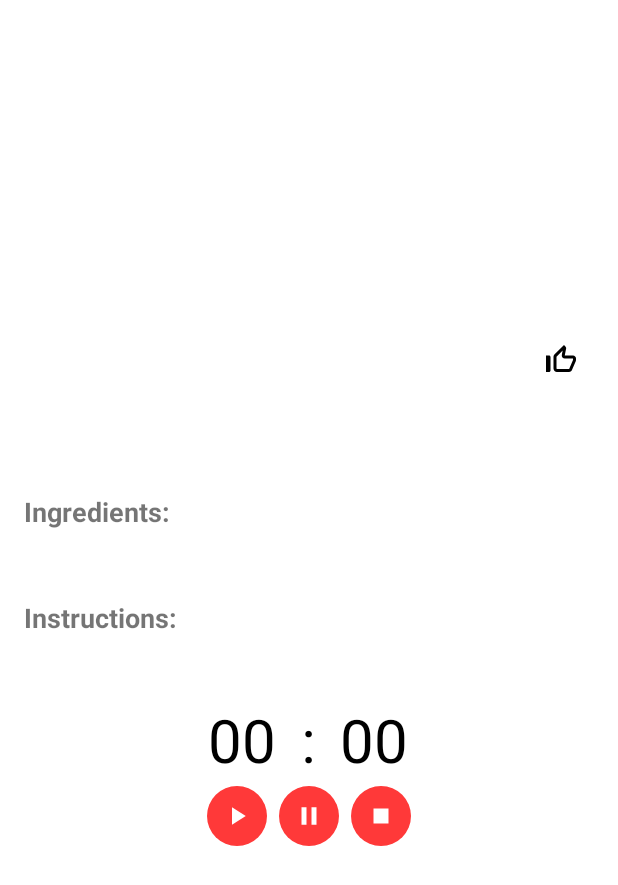
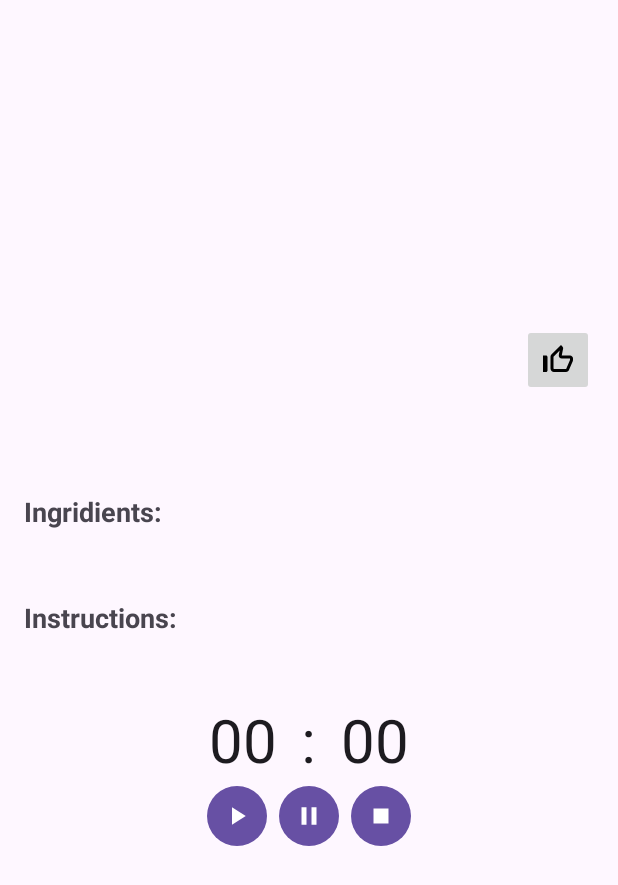
Before and after one commit to TMichaelan/mobile-applications-put, an Android app: the fragment MealDetailFragment placed in its activity, on a phone screen of 412 x 824 dp. Shown: the top 885 px of the screen. Run offline under Robolectric (Android 15) with nearby library versions, the phone set to English and light mode, and no system bars; our stand-ins replace Room's generated code; pictures from the network do not load; 8 statements that could not run were skipped.

Commit message:
fix errors

```diff
--- a/app/build.gradle
+++ b/app/build.gradle
@@ -47,7 +47,7 @@ apply plugin: 'kotlin-kapt'
 dependencies {
 
     def nav_version = "2.5.3"
-    def lifecycle_version = "2.4.0"
+    def lifecycle_version = "2.6.1"
     def room_version = "2.5.1"
     // Kotlin
     implementation "androidx.navigation:navigation-fragment-ktx:$nav_version"
@@ -58,14 +58,17 @@ dependencies {
 
     implementation 'androidx.core:core-ktx:1.10.0'
     implementation 'androidx.appcompat:appcompat:1.6.1'
-    implementation 'com.google.android.material:material:1.8.0'
+    implementation 'com.google.android.material:material:1.9.0'
     implementation 'androidx.constraintlayout:constraintlayout:2.1.4'
+
+
     testImplementation 'junit:junit:4.13.2'
     androidTestImplementation 'androidx.test.ext:junit:1.1.5'
     androidTestImplementation 'androidx.test.espresso:espresso-core:3.5.1'
 
 
-    //viewmodel
+
+    //view model
     implementation "androidx.lifecycle:lifecycle-viewmodel-ktx:$lifecycle_version"
     implementation 'androidx.lifecycle:lifecycle-extensions:2.2.0'
 
--- a/app/src/main/java/com/example/cookbook/MealDetailFragment.kt
+++ b/app/src/main/java/com/example/cookbook/MealDetailFragment.kt
@@ -76,7 +76,7 @@ class MealDetailFragment : Fragment() {
         mealInstructions.text = meal.strInstructions
 
         childFragmentManager.beginTransaction()
-            .replace(R.id.timer_fragment_container, timerFragment) // Замените контейнер на TimerFragment
+            .replace(R.id.timer_fragment_container, timerFragment)
             .commit()
 
         saveMealButton = view.findViewById(R.id.save_meal_button)
@@ -98,17 +98,16 @@ class MealDetailFragment : Fragment() {
 
         return view
     }
-        private fun saveMealToDatabase(meal: Meal) {
-            val db = Room.databaseBuilder(
-                requireContext(),
-                AppDatabase::class.java, "meal-database"
-            ).build()
-
-            CoroutineScope(Dispatchers.IO).launch {
-                db.mealDao().insertMeal(meal)
-            }
-        }
-
+//        private fun saveMealToDatabase(meal: Meal) {
+//            val db = Room.databaseBuilder(
+//                requireContext(),
+//                AppDatabase::class.java, "meal-database"
+//            ).build()
+//
+//            CoroutineScope(Dispatchers.IO).launch {
+//                db.mealDao().insertMeal(meal)
+//            }
+//        }
     private fun updateSaveMealButtonIcon() {
         CoroutineScope(Dispatchers.IO).launch {
             val mealInDb = database.mealDao().getMealById(meal.idMeal)
--- a/app/src/main/res/layout/fragment_meal_detail.xml
+++ b/app/src/main/res/layout/fragment_meal_detail.xml
@@ -18,16 +18,23 @@
             android:layout_width="match_parent"
             android:layout_height="200dp"
             android:scaleType="centerCrop"
-            tools:srcCompat="@tools:sample/avatars" />
+            android:contentDescription="@string/meal_image_description"
+            android:elevation="4dp"
+            tools:srcCompat="@tools:sample/avatars"
+            />
 
         <ImageButton
             android:id="@+id/save_meal_button"
             android:layout_width="wrap_content"
             android:layout_height="wrap_content"
             app:srcCompat="@drawable/baseline_thumb_up_off_alt_24"
-            android:layout_gravity="right"
-            style="@style/Widget.Material3.Button.IconButton.Filled" />
-
+            android:layout_gravity="end"
+            android:contentDescription="@string/save_meal_button_description"
+            android:minWidth="48dp"
+            android:minHeight="48dp"
+            android:paddingStart="8dp"
+            android:paddingEnd="8dp"
+            />
 
         <TextView
             android:id="@+id/meal_name"
@@ -41,7 +48,7 @@
             android:layout_width="wrap_content"
             android:layout_height="wrap_content"
             android:layout_marginTop="16dp"
-            android:text="Ingredients:"
+            android:text="@string/ingredients_label"
             android:textSize="18sp"
             android:textStyle="bold" />
 
@@ -57,7 +64,7 @@
             android:layout_width="wrap_content"
             android:layout_height="wrap_content"
             android:layout_marginTop="16dp"
-            android:text="Instructions:"
+            android:text="@string/instructions_label"
             android:textSize="18sp"
             android:textStyle="bold" />
 
--- a/app/src/main/res/values-night/themes.xml
+++ b/app/src/main/res/values-night/themes.xml
@@ -1,16 +1,16 @@
 <resources xmlns:tools="http://schemas.android.com/tools">
     <!-- Base application theme. -->
-    <style name="Theme.Cookbook" parent="Theme.MaterialComponents.DayNight.DarkActionBar">
+    <style name="Theme.Cookbook" parent="Theme.Material3.Dark.NoActionBar">
         <!-- Primary brand color. -->
-        <item name="colorPrimary">@color/purple_200</item>
-        <item name="colorPrimaryVariant">@color/purple_700</item>
-        <item name="colorOnPrimary">@color/black</item>
-        <!-- Secondary brand color. -->
-        <item name="colorSecondary">@color/teal_200</item>
-        <item name="colorSecondaryVariant">@color/teal_200</item>
-        <item name="colorOnSecondary">@color/black</item>
-        <!-- Status bar color. -->
-        <item name="android:statusBarColor">?attr/colorPrimaryVariant</item>
+<!--        <item name="colorPrimary">@color/purple_200</item>-->
+<!--        <item name="colorPrimaryVariant">@color/purple_700</item>-->
+<!--        <item name="colorOnPrimary">@color/black</item>-->
+<!--        &lt;!&ndash; Secondary brand color. &ndash;&gt;-->
+<!--        <item name="colorSecondary">@color/teal_200</item>-->
+<!--        <item name="colorSecondaryVariant">@color/teal_200</item>-->
+<!--        <item name="colorOnSecondary">@color/black</item>-->
+<!--        &lt;!&ndash; Status bar color. &ndash;&gt;-->
+<!--        <item name="android:statusBarColor">?attr/colorPrimaryVariant</item>-->
         <!-- Customize your theme here. -->
     </style>
 </resources>
--- a/app/src/main/res/values/strings.xml
+++ b/app/src/main/res/values/strings.xml
@@ -7,4 +7,8 @@
     <string name="place_holder_time">00:00:00</string>
     <string name="reset">Reset</string>
     <string name="start">start</string>
+    <string name="meal_image_description">Meal image</string>
+    <string name="save_meal_button_description">Save meal button</string>
+    <string name="ingredients_label">Ingridients:</string>
+    <string name="instructions_label">Instructions:</string>
 </resources>
--- a/app/src/main/res/values/themes.xml
+++ b/app/src/main/res/values/themes.xml
@@ -1,17 +1,16 @@
 <resources xmlns:tools="http://schemas.android.com/tools">
     <!-- Base application theme. -->
-    <style name="Theme.Cookbook" parent="Theme.MaterialComponents.DayNight.NoActionBar">
-        <!-- Primary brand color. -->
-        <item name="colorPrimary">#FF3939</item>
-        <item name="colorPrimaryVariant">@color/black</item>
-        <item name="colorOnPrimary">@color/white</item>
-        <!-- Secondary brand color. -->
-        <item name="colorSecondary">@color/teal_200</item>
-        <item name="colorSecondaryVariant">@color/teal_700</item>
-        <item name="colorOnSecondary">@color/black</item>
-        <!-- Status bar color. -->
-        <item name="android:statusBarColor">?attr/colorPrimaryVariant</item>
+    <style name="Theme.Cookbook" parent="Theme.Material3.Light.NoActionBar">
+<!--        &lt;!&ndash; Primary brand color. &ndash;&gt;-->
+<!--        <item name="colorPrimary">#FF3939</item>-->
+<!--        <item name="colorPrimaryVariant">@color/black</item>-->
+<!--        <item name="colorOnPrimary">@color/white</item>-->
+<!--        &lt;!&ndash; Secondary brand color. &ndash;&gt;-->
+<!--        <item name="colorSecondary">@color/teal_200</item>-->
+<!--        <item name="colorSecondaryVariant">@color/teal_700</item>-->
+<!--        <item name="colorOnSecondary">@color/black</item>-->
+<!--        &lt;!&ndash; Status bar color. &ndash;&gt;-->
+<!--        <item name="android:statusBarColor">?attr/colorPrimaryVariant</item>-->
         <!-- Customize your theme here. -->
-
     </style>
 </resources>
```
